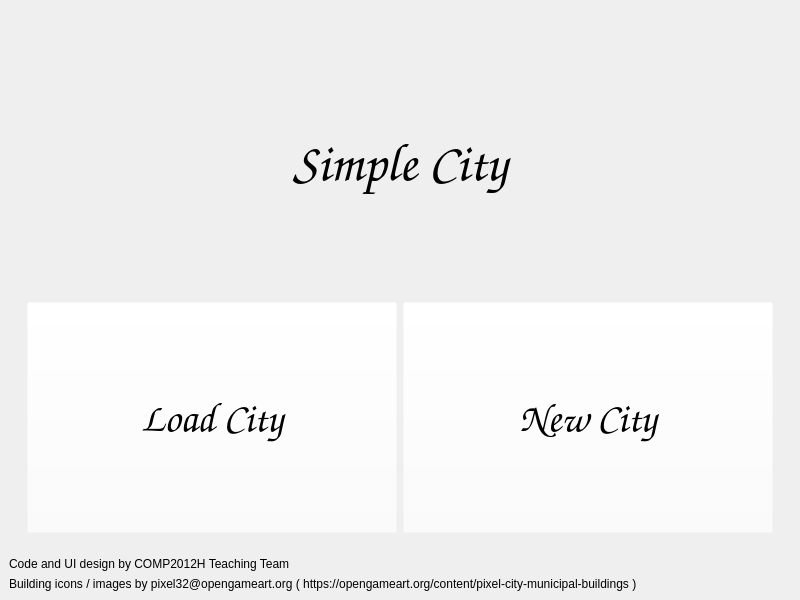
First picture: the form in menuwindow.ui, repository DuckAndChips/traffic-simulator, before the edit.
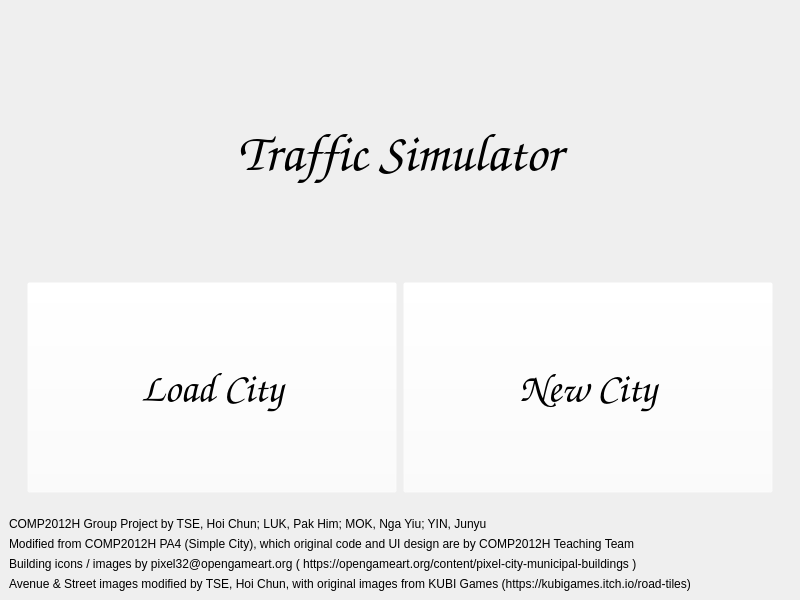
Second picture: the form after the edit. Icons and pictures are not drawn.

Diff of the .ui file:
```diff
--- a/menuwindow.ui
+++ b/menuwindow.ui
@@ -49,7 +49,7 @@
            </font>
           </property>
           <property name="text">
-           <string>Simple City</string>
+           <string>Traffic Simulator</string>
           </property>
           <property name="alignment">
            <set>Qt::AlignCenter</set>
@@ -227,17 +227,31 @@
     <item>
      <widget class="QLabel" name="label_ack">
       <property name="text">
-       <string>Code and UI design by COMP2012H Teaching Team</string>
+       <string>COMP2012H Group Project by TSE, Hoi Chun; LUK, Pak Him; MOK, Nga Yiu; YIN, Junyu</string>
       </property>
      </widget>
     </item>
     <item>
-     <widget class="QLabel" name="label_ack2">
+     <widget class="QLabel" name="label_2">
+      <property name="text">
+       <string>Modified from COMP2012H PA4 (Simple City), which original code and UI design are by COMP2012H Teaching Team</string>
+      </property>
+     </widget>
+    </item>
+    <item>
+     <widget class="QLabel" name="label">
       <property name="text">
        <string>Building icons / images by pixel32@opengameart.org ( https://opengameart.org/content/pixel-city-municipal-buildings )</string>
       </property>
      </widget>
     </item>
+    <item>
+     <widget class="QLabel" name="label_ack2">
+      <property name="text">
+       <string>Avenue &amp; Street images modified by TSE, Hoi Chun, with original images from KUBI Games (https://kubigames.itch.io/road-tiles)</string>
+      </property>
+     </widget>
+    </item>
    </layout>
   </widget>
  </widget>
```
